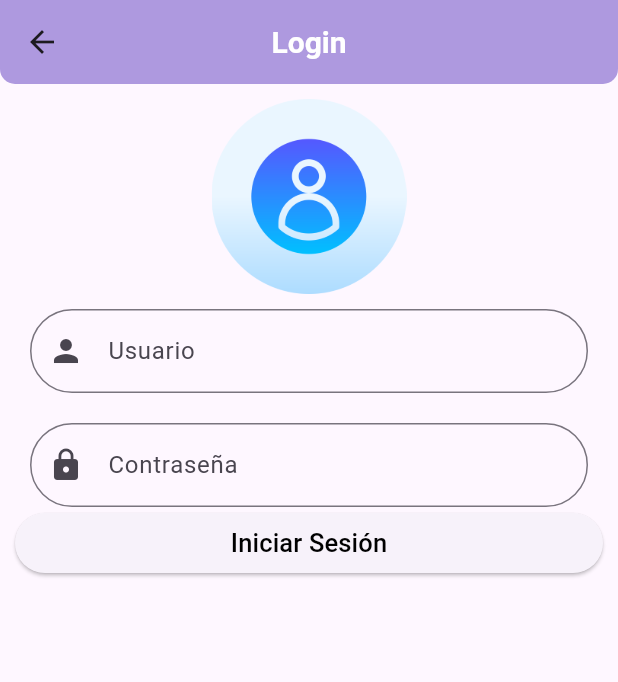
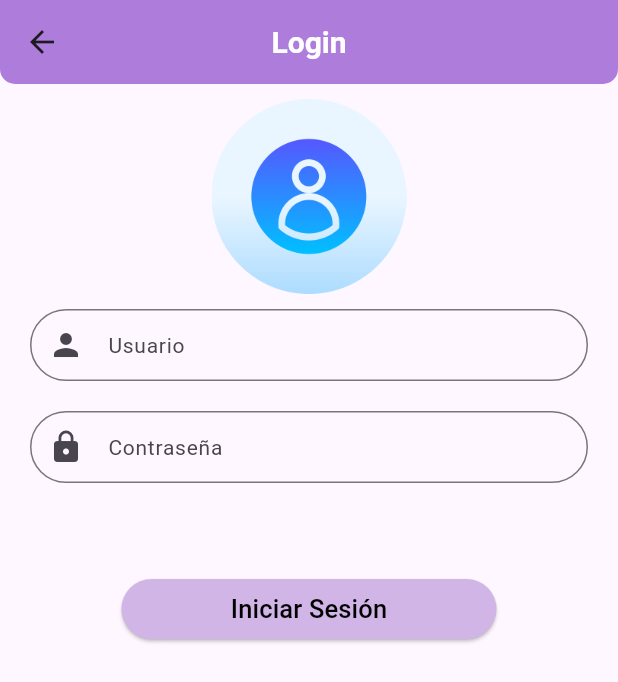
Before and after one commit to YuKy0E/SistemaAVDA, a Flutter app: the screen it shows after launch, after a tap on "Iniciar Sesión", on a phone screen of 412 x 824 dp. Shown: the top 682 px of the screen. Run offline on Flutter 3.47's test engine with Material 3 defaults, Android fonts, the phone set to English and light mode, and no system bars; our stand-ins replace cloud_firestore, firebase_auth, firebase_core; accounts and stored records are empty; network calls fail.

Commit message:
Cambio color AppBar
Cambio minimo de color en appbar y cambio de tamaño y distancia de botones en la pantalla de login

```diff
--- a/lib/main.dart
+++ b/lib/main.dart
@@ -35,12 +35,12 @@ class Inicio extends StatelessWidget {
   @override
   Widget build(BuildContext context) {
     return Scaffold(
-      backgroundColor: const Color.fromARGB(255, 214, 209, 224),
+      backgroundColor: Color.fromARGB(255, 255, 255, 255),
       appBar: AppBar(
         /*title: const Text(
           'Inicio',
           ),*/
-        backgroundColor: const Color.fromARGB(255, 174, 153, 223),
+        backgroundColor: Color.fromARGB(255, 174, 125, 219),
         elevation: 0,
         centerTitle: true,
         shape: const RoundedRectangleBorder(
@@ -152,7 +152,7 @@ class Inicio extends StatelessWidget {
                           style: ButtonStyle(
                             alignment: Alignment.center,
                             backgroundColor: MaterialStateProperty.all(
-                                const Color.fromARGB(255, 208, 181, 230)),
+                                 const Color.fromARGB(255, 208, 181, 230)),
                           ),
                           child: const Row(
                             mainAxisAlignment: MainAxisAlignment.center,
--- a/lib/principal/login.dart
+++ b/lib/principal/login.dart
@@ -2,6 +2,7 @@ import 'package:avda/administraci%C3%B3n/Menu_Almacenista.dart';
 import 'package:avda/ventas/menu_ventas.dart';
 import 'package:flutter/material.dart';
 import 'package:firebase_auth/firebase_auth.dart';
+import 'package:flutter/widgets.dart';
 
 class Login extends StatefulWidget {
   const Login({Key? key}) : super(key: key);
@@ -19,7 +20,7 @@ class _LoginState extends State<Login> {
   Widget build(BuildContext context) {
     return Scaffold(
       appBar: AppBar(
-        backgroundColor: const Color.fromARGB(255, 174, 153, 223),
+        backgroundColor: Color.fromARGB(255, 174, 125, 219),
         elevation: 0,
         centerTitle: true,
         shape: const RoundedRectangleBorder(
@@ -52,7 +53,13 @@ class _LoginState extends State<Login> {
                 ),
               ],
             ),
-            Container(
+            Column(
+            //Container(
+              mainAxisAlignment: MainAxisAlignment.center,
+              children: [
+              SizedBox(
+                width: 400, // Ajusta el ancho del campo de usuario
+                child: Container(
               padding: const EdgeInsets.all(10),
               child: TextField(
                 controller: nameController,
@@ -62,12 +69,18 @@ class _LoginState extends State<Login> {
                     borderRadius: BorderRadius.circular(30.0),
                   ),
                   contentPadding: const EdgeInsets.symmetric(
-                      vertical: 16.0, horizontal: 20.0),
+                      vertical: 12.0, horizontal: 20.0),
                   labelText: 'Usuario',
+                  labelStyle: const TextStyle(fontSize: 14),
                 ),
               ),
             ),
-            Container(
+          ),
+
+            SizedBox(
+            width: 400, // Ajusta el ancho del campo de contraseña
+            child: Container(
+            //Container(
               padding: const EdgeInsets.fromLTRB(10, 10, 10, 0),
               child: TextField(
                 obscureText: true,
@@ -75,15 +88,22 @@ class _LoginState extends State<Login> {
                 decoration: InputDecoration(
                   prefixIcon: const Icon(Icons.lock),
                   contentPadding: const EdgeInsets.symmetric(
-                      vertical: 16.0, horizontal: 20.0),
+                      vertical: 12.0, horizontal: 20.0),
                   border: OutlineInputBorder(
                     borderRadius: BorderRadius.circular(30.0),
                   ),
                   labelText: 'Contraseña',
+                   labelStyle: const TextStyle(fontSize: 14),
                 ),
               ),
             ),
-            ElevatedButton(
+            ),
+
+            const SizedBox(height: 60),
+            Center(
+            child:SizedBox(
+            width: 250, // ajusta el ancho del botón aquí
+            child: ElevatedButton(
               onPressed: () async {
                 String username = nameController.text;
                 String password = passwordController.text;
@@ -120,14 +140,25 @@ class _LoginState extends State<Login> {
                     context: context,
                     builder: (BuildContext context) {
                       return AlertDialog(
-                        title: Text('Error de inicio de sesión'),
-                        content: Text('Usuario o contraseña incorrectos'),
+                        title: const Text('Error de inicio de sesión',
+                                style: TextStyle(
+                                color: Colors.black, fontSize: 20, fontWeight: FontWeight.bold),),
+                        content: const Text('Usuario o contraseña incorrectos', style: TextStyle(
+                                color: Color.fromARGB(255, 0, 0, 0), fontSize: 17), ),
                         actions: <Widget>[
                           TextButton(
                             onPressed: () {
                               Navigator.of(context).pop();
                             },
-                            child: Text('Cerrar'),
+                            child: const Text('Cerrar',
+                            style: TextStyle(
+                            color: Colors.black, fontSize: 17,),),
+                            style: ButtonStyle(
+                            alignment: Alignment.center,
+                            backgroundColor: MaterialStateProperty.all(
+                                 const Color.fromARGB(255, 208, 181, 230)),
+                                 padding: MaterialStateProperty.all(const EdgeInsets.symmetric(vertical: 0.4, horizontal: 10.0)), // Ajusta el tamaño del botón cambiando el padding
+                          ),
                           ),
                         ],
                       );
@@ -135,9 +166,27 @@ class _LoginState extends State<Login> {
                   );
                 }
               },
-              child: const Text(
+              style: ButtonStyle(
+                            alignment: Alignment.center,
+                            backgroundColor: MaterialStateProperty.all(
+                                 const Color.fromARGB(255, 208, 181, 230)),
+                                 padding: MaterialStateProperty.all(const EdgeInsets.symmetric(vertical: 0.4, horizontal: 10.0)), // Ajusta el tamaño del botón cambiando el padding
+                          ),
+              child: const Row(
+                            mainAxisAlignment: MainAxisAlignment.center,
+                            children: [
+                              Text(
+                                'Iniciar Sesión',
+                                style: TextStyle(
+                                    color: Colors.black, fontSize: 17),
+                              ),
+                            ],
+                          ),
+              /*child: const Text(
                 'Iniciar Sesión',
                 style: TextStyle(color: Colors.black, fontSize: 17),
+              ),*/
+            ),
               ),
             ),
             Text(
@@ -146,7 +195,9 @@ class _LoginState extends State<Login> {
             ),
           ],
         ),
+        ],
       ),
+    ),
     );
   }
 }
```
